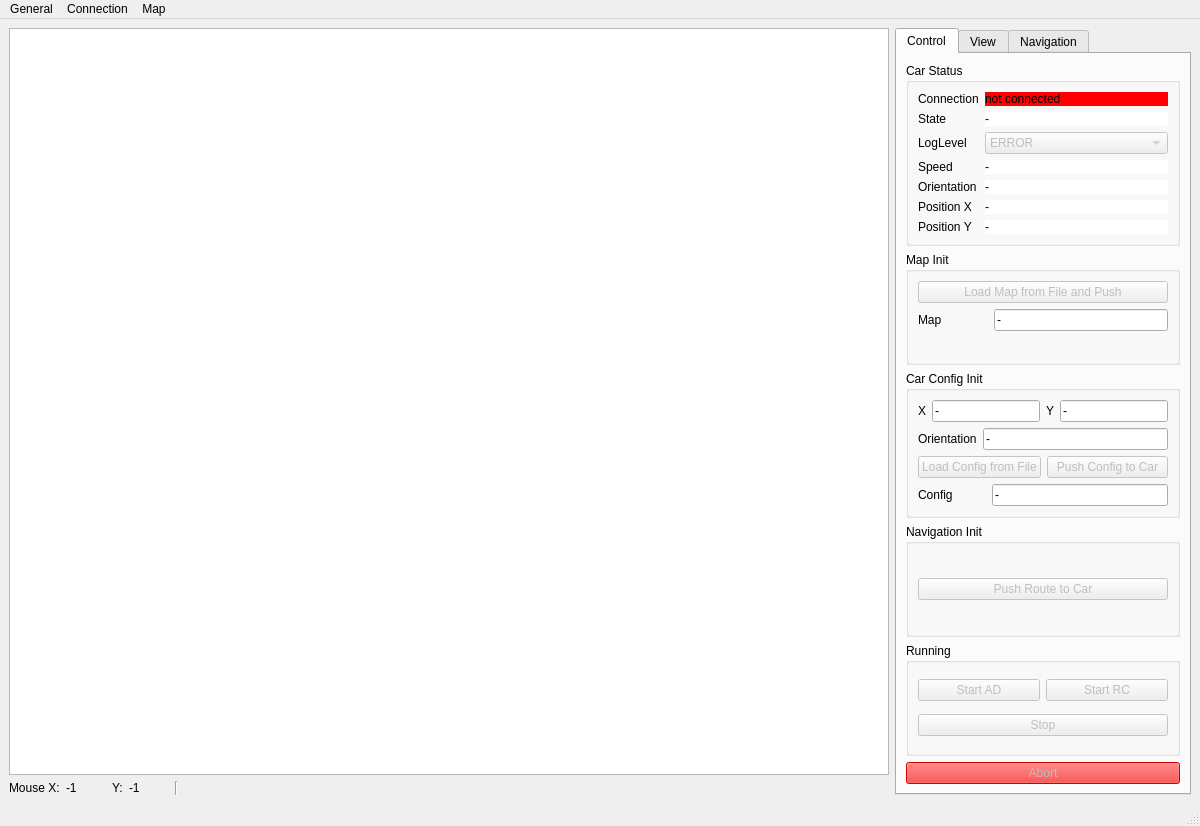
Above: src/mainwindow.ui from melegiul/adtf-remote before the change. Below: the same form after it.
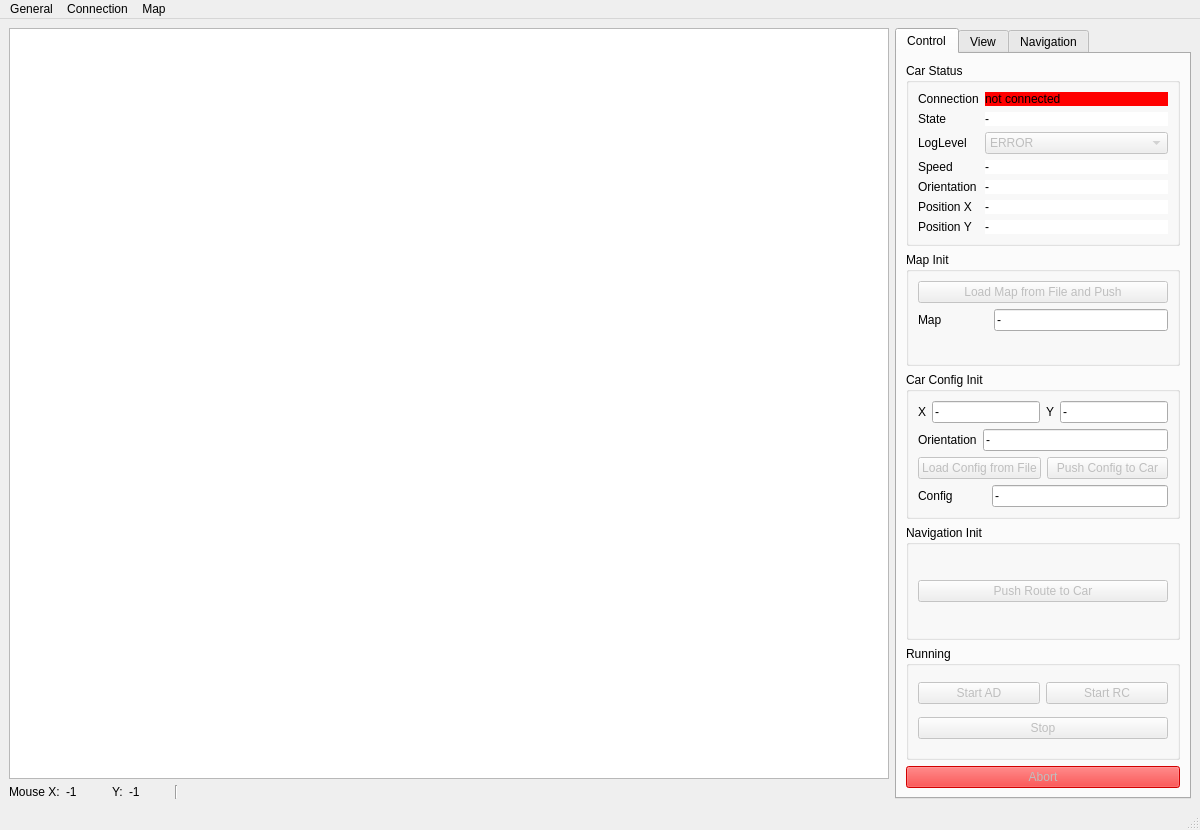
That is the form after the change. Icons and pictures are not drawn. Custom widgets are drawn as their Qt base class.

Commit message: improved preferences tab and data handling

Diff of the .ui file:
```diff
--- a/src/mainwindow.ui
+++ b/src/mainwindow.ui
@@ -7,7 +7,7 @@
     <x>0</x>
     <y>0</y>
     <width>1200</width>
-    <height>826</height>
+    <height>830</height>
    </rect>
   </property>
   <property name="windowTitle">
```
The commit also changes 5 other files.
